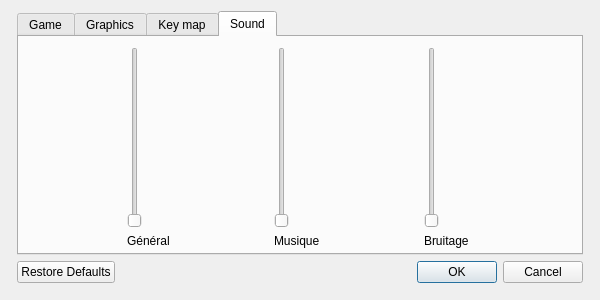
First picture: the form in src/gui/OptionsDialog.ui, repository Glycaa/CrafTuX, before the edit.
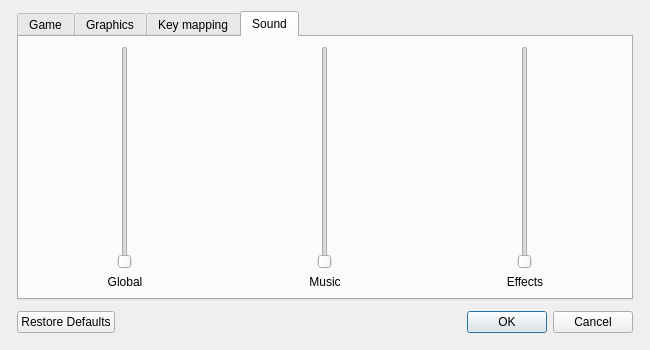
Second picture: the form after the edit. The open tabs and pages were chosen to show the change.

Commit message: Minor changes of OptionDialog and translations.

Diff of the .ui file:
```diff
--- a/src/gui/OptionsDialog.ui
+++ b/src/gui/OptionsDialog.ui
@@ -2,24 +2,16 @@
 <ui version="4.0">
  <class>OptionsDialog</class>
  <widget class="QDialog" name="OptionsDialog">
-  <property name="geometry">
-   <rect>
-    <x>0</x>
-    <y>0</y>
-    <width>600</width>
-    <height>300</height>
-   </rect>
-  </property>
   <property name="minimumSize">
    <size>
-    <width>600</width>
-    <height>300</height>
+    <width>650</width>
+    <height>350</height>
    </size>
   </property>
   <property name="maximumSize">
    <size>
-    <width>600</width>
-    <height>300</height>
+    <width>650</width>
+    <height>350</height>
    </size>
   </property>
   <property name="windowTitle">
@@ -313,7 +305,7 @@
      </widget>
      <widget class="QWidget" name="tab_3">
       <attribute name="title">
-       <string>Key map</string>
+       <string>Key mapping</string>
       </attribute>
       <widget class="QGroupBox" name="groupBox_2">
        <property name="geometry">
@@ -415,18 +407,15 @@
       <attribute name="title">
        <string>Sound</string>
       </attribute>
-      <widget class="QWidget" name="gridLayoutWidget_2">
-       <property name="geometry">
-        <rect>
-         <x>10</x>
-         <y>10</y>
-         <width>541</width>
-         <height>201</height>
-        </rect>
-       </property>
        <layout class="QGridLayout" name="gridLayout_2">
         <item row="0" column="0">
-         <widget class="QSlider" name="verticalSlider">
+        <widget class="QSlider" name="globalSoundSlider">
+         <property name="sizePolicy">
+          <sizepolicy hsizetype="Expanding" vsizetype="Expanding">
+           <horstretch>0</horstretch>
+           <verstretch>0</verstretch>
+          </sizepolicy>
+         </property>
           <property name="orientation">
            <enum>Qt::Vertical</enum>
           </property>
@@ -434,13 +423,28 @@
         </item>
         <item row="1" column="0">
          <widget class="QLabel" name="label_6">
+         <property name="sizePolicy">
+          <sizepolicy hsizetype="Expanding" vsizetype="Preferred">
+           <horstretch>0</horstretch>
+           <verstretch>0</verstretch>
+          </sizepolicy>
+         </property>
           <property name="text">
-           <string>Général</string>
+          <string>Global</string>
+         </property>
+         <property name="alignment">
+          <set>Qt::AlignCenter</set>
           </property>
          </widget>
         </item>
         <item row="0" column="1">
-         <widget class="QSlider" name="verticalSlider_2">
+        <widget class="QSlider" name="musicSoundSlider">
+         <property name="sizePolicy">
+          <sizepolicy hsizetype="Expanding" vsizetype="Expanding">
+           <horstretch>0</horstretch>
+           <verstretch>0</verstretch>
+          </sizepolicy>
+         </property>
           <property name="orientation">
            <enum>Qt::Vertical</enum>
           </property>
@@ -448,13 +452,28 @@
         </item>
         <item row="1" column="1">
          <widget class="QLabel" name="label_7">
+         <property name="sizePolicy">
+          <sizepolicy hsizetype="Expanding" vsizetype="Preferred">
+           <horstretch>0</horstretch>
+           <verstretch>0</verstretch>
+          </sizepolicy>
+         </property>
           <property name="text">
-           <string>Musique</string>
+          <string>Music</string>
+         </property>
+         <property name="alignment">
+          <set>Qt::AlignCenter</set>
           </property>
          </widget>
         </item>
         <item row="0" column="2">
-         <widget class="QSlider" name="verticalSlider_3">
+        <widget class="QSlider" name="effectsSoundSlider">
+         <property name="sizePolicy">
+          <sizepolicy hsizetype="Expanding" vsizetype="Expanding">
+           <horstretch>0</horstretch>
+           <verstretch>0</verstretch>
+          </sizepolicy>
+         </property>
           <property name="orientation">
            <enum>Qt::Vertical</enum>
           </property>
@@ -462,15 +481,39 @@
         </item>
         <item row="1" column="2">
          <widget class="QLabel" name="label_8">
+         <property name="sizePolicy">
+          <sizepolicy hsizetype="Expanding" vsizetype="Preferred">
+           <horstretch>0</horstretch>
+           <verstretch>0</verstretch>
+          </sizepolicy>
+         </property>
           <property name="text">
-           <string>Bruitage</string>
+          <string>Effects</string>
+         </property>
+         <property name="alignment">
+          <set>Qt::AlignCenter</set>
           </property>
          </widget>
         </item>
        </layout>
       </widget>
      </widget>
-    </widget>
+   </item>
+   <item>
+    <spacer name="bottomSpacer">
+     <property name="orientation">
+      <enum>Qt::Vertical</enum>
+     </property>
+     <property name="sizeType">
+      <enum>QSizePolicy::Fixed</enum>
+     </property>
+     <property name="sizeHint" stdset="0">
+      <size>
+       <width>20</width>
+       <height>5</height>
+      </size>
+     </property>
+    </spacer>
    </item>
    <item>
     <widget class="QDialogButtonBox" name="buttonBox">
@@ -486,9 +529,6 @@
      <property name="standardButtons">
       <set>QDialogButtonBox::Cancel|QDialogButtonBox::Ok|QDialogButtonBox::RestoreDefaults</set>
      </property>
-     <property name="centerButtons">
-      <bool>false</bool>
-     </property>
     </widget>
    </item>
   </layout>
```
Left out of the diff: 94 changed lines with no effect on the pictures. Lines whose indentation alone changed are shown as unchanged. The commit also changes 2 other files.
